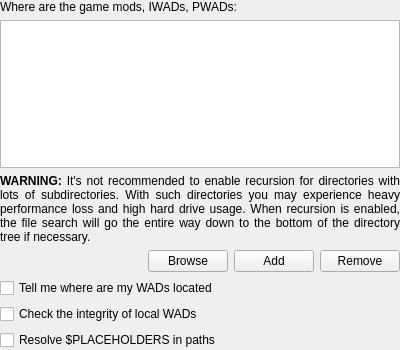
This is src/core/gui/configuration/cfgfilepaths.ui in DoomseekerTeam/Doomseeker as Qt 5 draws it before an edit. The edited form follows.
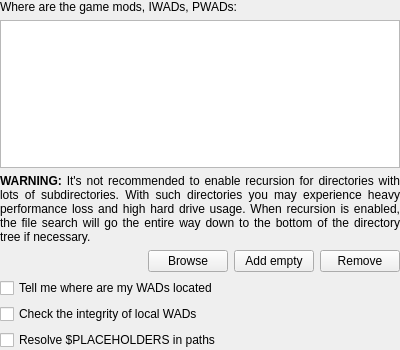
This is the edited form. Icons and pictures are not drawn. Custom widgets are drawn as their Qt base class.

Commit message:
Alleviate the confusion caused by the Add (empty) button (#4102)
The "Add" button for additional files in the create game box and the
same button in the file paths config were renamed to "Add empty" as
to make their distinctive purpose visibly different from "Browse".

Also, the create game box will ignore the empty paths.

Patch:
```diff
--- a/src/core/gui/configuration/cfgfilepaths.ui
+++ b/src/core/gui/configuration/cfgfilepaths.ui
@@ -102,7 +102,7 @@
         <string>Add an empty path to the list.</string>
        </property>
        <property name="text">
-        <string>Add</string>
+        <string>Add empty</string>
        </property>
        <property name="icon">
         <iconset resource="../../../../media/resources.qrc">
```
The commit also changes 9 other files.
